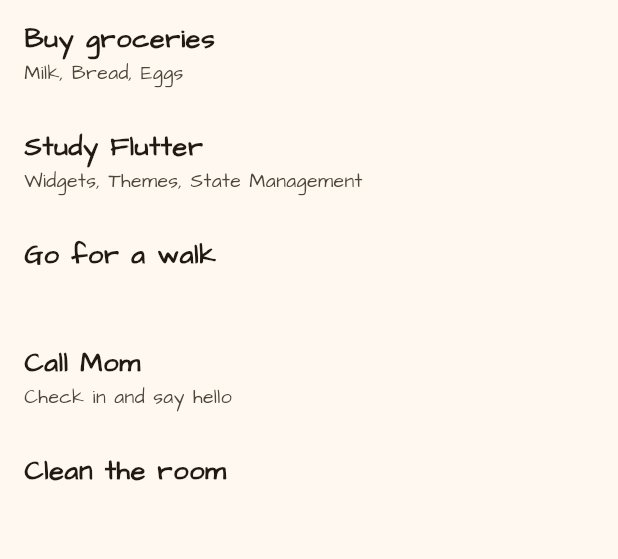
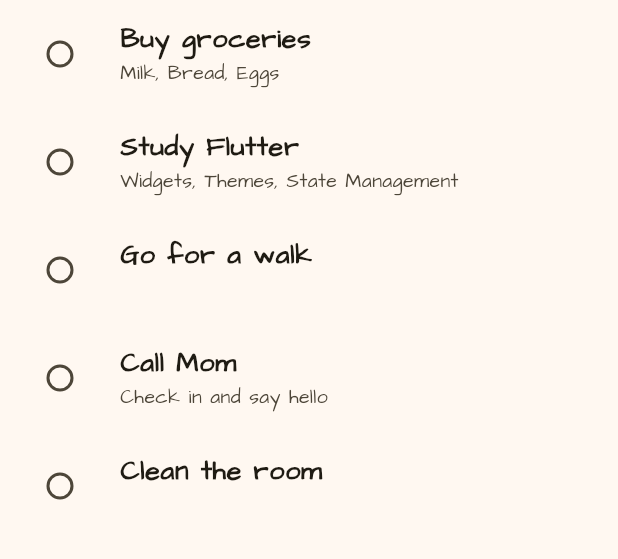
Before and after one commit to flutter-dev-mohamed/TODOApp, a Flutter app: the screen it shows after launch, on a phone screen of 412 x 824 dp, the part 84-643 px from its top. Run offline on Flutter 3.47's test engine with Material 3 defaults, Android fonts, the light colour scheme and no system bars.

Commit message:
Adding the callBack function
Adding a callBack function to the HomePage widget to set a new state to update the the ListView, and passing it to the TaskCheckBox widget to call when a task is complete

```diff
--- a/lib/Pages/HomePage.dart
+++ /dev/null
@@ -1,24 +0,0 @@
-import 'package:flutter/material.dart';
-import 'package:test_again/dataBase/dataBase.dart';
-import 'package:test_again/theamData.dart';
-import 'package:test_again/Pages/taskCard.dart';
-
-class Homepage extends StatelessWidget {
-  Homepage({super.key});
-
-  @override
-  Widget build(BuildContext context) {
-    return Scaffold(
-      appBar: AppBar(
-        title: Text("TODO"),
-      ),
-      body: ListView.builder(
-        //  TODO: Add the taskCard widget here!
-        itemCount: tasks.length,
-        itemBuilder: (BuildContext context, index) {
-          return Taskcard(task: tasks[index]);
-        },
-      ),
-    );
-  }
-}
--- /dev/null
+++ b/lib/Pages/home_page.dart
@@ -0,0 +1,42 @@
+import 'package:flutter/material.dart';
+import 'package:test_again/dataBase/data_base.dart';
+import 'package:test_again/Pages/task_card.dart';
+
+class HomePage extends StatefulWidget {
+  const HomePage({super.key});
+
+  @override
+  State<HomePage> createState() => _HomePageState();
+}
+
+class _HomePageState extends State<HomePage> {
+  void onChange(MyTask task) {
+    if (task.isChecked) {
+      setState(() {
+        listOfTasks.remove(task);
+        listOfTasks.add(task);
+      });
+    } else {
+      setState(() {
+        listOfTasks.remove(task);
+        listOfTasks.insert(0, task);
+      });
+    }
+  }
+
+  @override
+  Widget build(BuildContext context) {
+    return Scaffold(
+      appBar: AppBar(
+        title: const Text("TODO"),
+      ),
+      body: ListView.builder(
+        //  TODO: Add the taskCard widget here!
+        itemCount: listOfTasks.length,
+        itemBuilder: (BuildContext context, index) {
+          return Taskcard(task: listOfTasks[index], onChange: onChange);
+        },
+      ),
+    );
+  }
+}
--- a/lib/Pages/taskCard.dart
+++ /dev/null
@@ -1,36 +0,0 @@
-import 'package:flutter/material.dart';
-import '../dataBase/dataBase.dart';
-
-const TextStyle titleTextStyle = TextStyle(
-  fontWeight: FontWeight.bold,
-  fontSize: 18,
-);
-const TextStyle subTitleStyle = TextStyle(
-  fontSize: 13,
-);
-
-class Taskcard extends StatelessWidget {
-  Taskcard({super.key, required this.task});
-
-  MyTask task;
-
-  @override
-  Widget build(BuildContext context) {
-    return Dismissible(
-      key: Key(task.ID),
-      child: Expanded(
-        child: ListTile(
-          //  TODO: Add the onTap push -> TaskPage
-          title: Text(
-            task.title,
-            style: titleTextStyle,
-          ),
-          subtitle: Text(
-            task.description,
-            style: subTitleStyle,
-          ),
-        ),
-      ),
-    );
-  }
-}
--- /dev/null
+++ b/lib/Pages/task_card.dart
@@ -0,0 +1,70 @@
+import 'package:flutter/material.dart';
+import '../dataBase/data_base.dart';
+
+const TextStyle titleTextStyle = TextStyle(
+  fontWeight: FontWeight.bold,
+  fontSize: 18,
+);
+const TextStyle subTitleStyle = TextStyle(
+  fontSize: 13,
+);
+
+Color? checkBoxColor;
+
+class Taskcard extends StatelessWidget {
+  Taskcard({super.key, required this.task, required this.onChange});
+  final Function(MyTask) onChange;
+  MyTask task;
+
+  @override
+  Widget build(BuildContext context) {
+    return Dismissible(
+      key: Key(task.id),
+      child: ListTile(
+        //  TODO: Add the onTap push -> TaskPage
+        //  TODO: Add the checkBox ot leading!
+        leading: TaskCheckBox(
+          task: task,
+          onChange: onChange,
+        ),
+        title: Text(
+          task.title,
+          style: titleTextStyle,
+          maxLines: 1,
+          overflow: TextOverflow.ellipsis,
+        ),
+        subtitle: Text(
+          task.description,
+          style: subTitleStyle,
+          maxLines: 2,
+          overflow: TextOverflow.ellipsis,
+        ),
+      ),
+    );
+  }
+}
+
+class TaskCheckBox extends StatefulWidget {
+  TaskCheckBox({super.key, required this.task, required this.onChange});
+  final Function(MyTask) onChange;
+  MyTask task;
+
+  @override
+  State<TaskCheckBox> createState() => _TaskCheckBoxState();
+}
+
+class _TaskCheckBoxState extends State<TaskCheckBox> {
+  @override
+  Widget build(BuildContext context) {
+    return Checkbox(
+      value: widget.task.isChecked,
+      onChanged: (bool? newValue) {
+        setState(() {
+          widget.task.isChecked = !widget.task.isChecked;
+          widget.onChange(widget.task);
+        });
+      },
+      shape: const CircleBorder(),
+    );
+  }
+}
--- a/lib/dataBase/dataBase.dart
+++ b/lib/dataBase/data_base.dart
@@ -2,25 +2,17 @@
 
 class MyTask {
   String title;
-  final String ID;
+  final String id;
   String description;
-  bool checked = false;
+  bool isChecked = false;
 
   MyTask({
     required this.title,
     this.description = "",
-  }) : ID = const Uuid().v4();
-
-  void check() {
-    this.checked = true;
-  }
-
-  void Uncheck() {
-    this.checked = false;
-  }
+  }) : id = const Uuid().v4();
 }
 
-List<MyTask> tasks = [
+List<MyTask> listOfTasks = [
   MyTask(
     title: 'Buy groceries',
     description: 'Milk, Bread, Eggs',
--- a/lib/main.dart
+++ b/lib/main.dart
@@ -1,20 +1,19 @@
 import 'package:flutter/material.dart';
-import 'Pages/HomePage.dart';
-import 'theamData.dart';
-import 'package:test_again/dataBase/dataBase.dart';
+import 'Pages/home_page.dart';
+import 'theme_data.dart';
 
 void main() {
-  runApp(const TestApp());
+  runApp(const TODOApp());
 }
 
-class TestApp extends StatelessWidget {
-  const TestApp({super.key});
+class TODOApp extends StatelessWidget {
+  const TODOApp({super.key});
 
   @override
   Widget build(BuildContext context) {
     return MaterialApp(
-      home: Homepage(),
-      theme: themeData(false),
+      home: const HomePage(),
+      theme: themeData(),
       debugShowCheckedModeBanner: false,
     );
   }
--- a/lib/theamData.dart
+++ b/lib/theme_data.dart
@@ -1,9 +1,10 @@
 import 'package:flutter/material.dart';
 
-//   TODO: finish the theam!
+//   TODO: finish the theme!
+//   TODO: Enable the user to select the app theme!
 
-ThemeData themeData(bool DarckTheam) {
-  const String MyFont = 'ArchitectsDaughter';
+ThemeData themeData() {
+  const String myFont = 'ArchitectsDaughter';
 
   ThemeData themeData = ThemeData(
     appBarTheme: const AppBarTheme(
@@ -11,12 +12,12 @@
       titleTextStyle: TextStyle(
         fontWeight: FontWeight.bold,
         fontSize: 20,
-        fontFamily: MyFont,
+        fontFamily: myFont,
         color: Colors.black,
       ),
     ),
     colorScheme: ColorScheme.fromSeed(seedColor: const Color(0xFFFCC93A)),
-    fontFamily: MyFont,
+    fontFamily: myFont,
     useMaterial3: true,
   );
 
```
Also changed, not shown: lib/Pages/taskPage.dart (deleted), lib/Pages/task_page.dart (added), 1 other file.
